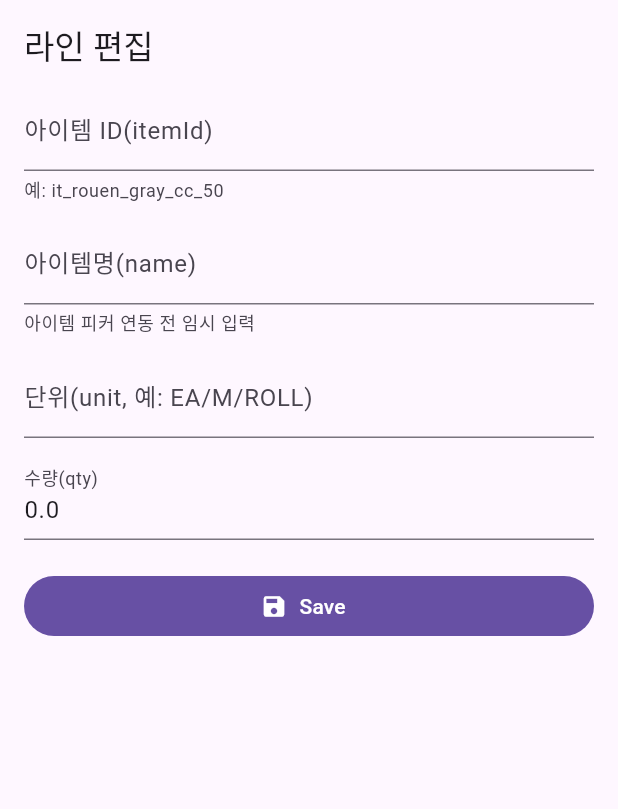
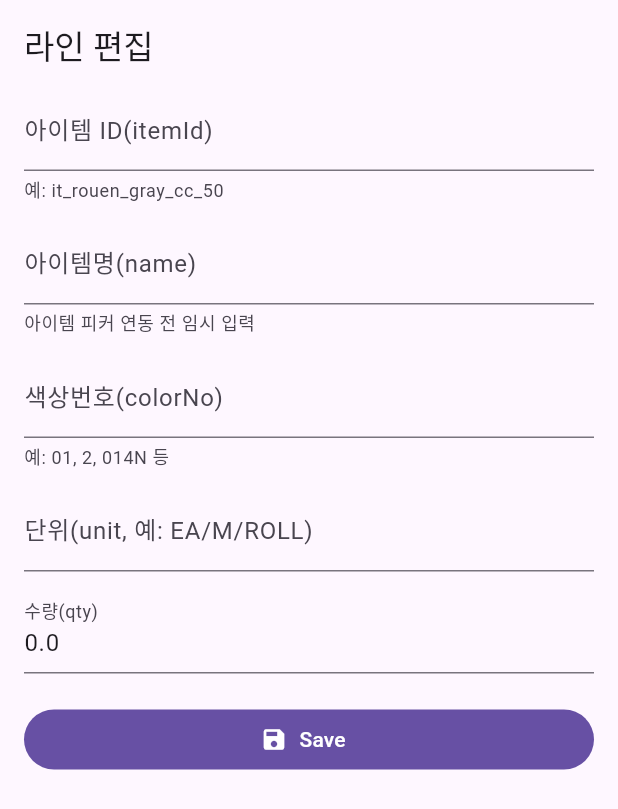
Before and after one commit to bluefoginthecup/stock_mvp_app, a Flutter app: the _EditLineSheet widget shown alone on an empty page, opened directly with empty values, on a phone screen of 412 x 824 dp. Shown: the top 809 px of the screen. Run offline on Flutter 3.47's test engine with Material 3 defaults, Android fonts, the phone set to English and light mode, and no system bars; our stand-ins replace share_plus, shared_preferences; accounts and stored records are empty; statements that could not run were skipped.

Commit message:
251107 발주서에 색상번호 추가 , 발주서 생성 스낵바에 발주서 리스트 연결.

```diff
--- a/lib/src/app.dart
+++ b/lib/src/app.dart
@@ -27,8 +27,13 @@ class StockApp extends StatelessWidget {
         create: (_) => LangController()..load(),
         child: Builder(
         builder: (context) {
+    final GlobalKey<NavigatorState> rootNavKey = GlobalKey<NavigatorState>();
+    final GlobalKey<ScaffoldMessengerState> messengerKey = GlobalKey<ScaffoldMessengerState>();
     final lang = context.watch<LangController>();
+
     return MaterialApp(
+      navigatorKey: rootNavKey,
+      scaffoldMessengerKey: messengerKey,
       locale: lang.locale,
       onGenerateTitle: (ctx) => L10n.of(ctx).app_title,
       localizationsDelegates: L10n.localizationsDelegates,
--- a/lib/src/models/cart_item.dart
+++ b/lib/src/models/cart_item.dart
@@ -6,6 +6,7 @@ class CartItem {
   final String unit;
   final double qty;
   final String supplierName; // 빈 문자열 허용
+  final String? colorNo; // NEW
 
   const CartItem({
     required this.itemId,
@@ -13,13 +14,15 @@ class CartItem {
     required this.unit,
     required this.qty,
     this.supplierName = '',
+    this.colorNo,
   });
 
-  CartItem copyWith({double? qty, String? supplierName}) => CartItem(
+  CartItem copyWith({double? qty, String? supplierName, String? colorNo,}) => CartItem(
     itemId: itemId,
     name: name,
     unit: unit,
     qty: qty ?? this.qty,
     supplierName: supplierName ?? this.supplierName,
+    colorNo: colorNo ?? this.colorNo, // NEW
   );
 }
--- a/lib/src/models/purchase_line.dart
+++ b/lib/src/models/purchase_line.dart
@@ -9,12 +9,14 @@ class PurchaseLine {
   final double qty;         // 소수 허용, 필요시 int로 바꿔도 됨
   final String? note;
   final String? memo;
+  final String? colorNo;
 
   PurchaseLine({
     required this.id,
     required this.orderId,
     required this.itemId,
     required this.name,
+    this.colorNo,
     required this.unit,
     required this.qty,
     this.note,
@@ -30,6 +32,7 @@ class PurchaseLine {
     qty: qty ?? this.qty,
     note: note ?? this.note,
     memo: memo ?? this.memo,
+    colorNo: colorNo,
   );
 
   factory PurchaseLine.fromJson(Map<String, dynamic> j) => PurchaseLine(
--- a/lib/src/screens/purchases/purchase_detail_screen.dart
+++ b/lib/src/screens/purchases/purchase_detail_screen.dart
@@ -441,6 +441,8 @@ class _EditLineSheetState extends State<_EditLineSheet> {
   late final TextEditingController nameC;
   late final TextEditingController unitC;
   late final TextEditingController qtyC;
+  final TextEditingController colorNoC = TextEditingController();
+
 
   @override
   void initState() {
@@ -450,6 +452,8 @@ class _EditLineSheetState extends State<_EditLineSheet> {
     nameC   = TextEditingController(text: i?.name ?? '');
     unitC   = TextEditingController(text: i?.unit ?? 'EA');
     qtyC    = TextEditingController(text: i?.qty.toString() ?? '1');
+    colorNoC.text = i?.colorNo ?? '';
+
   }
 
   @override
@@ -458,6 +462,7 @@ class _EditLineSheetState extends State<_EditLineSheet> {
     nameC.dispose();
     unitC.dispose();
     qtyC.dispose();
+    colorNoC.dispose(); // ✅ 추가
     super.dispose();
   }
 
@@ -502,6 +507,15 @@ class _EditLineSheetState extends State<_EditLineSheet> {
                     helperText: '아이템 피커 연동 전 임시 입력',
                   ),
                 ),
+
+                const SizedBox(height: 12),
+                TextField(
+                  controller: colorNoC,
+                  decoration: const InputDecoration(
+                    labelText: '색상번호(colorNo)',
+                    helperText: '예: 01, 2, 014N 등',
+                  ),
+                ),
                 const SizedBox(height: 12),
                 TextField(
                   controller: unitC,
@@ -528,6 +542,8 @@ class _EditLineSheetState extends State<_EditLineSheet> {
                       name: nameC.text.trim(),
                       unit: unitC.text.trim(),
                       qty: qty,
+                      colorNo: colorNoC.text.trim(),
+
                     );
 
                     Navigator.pop(context, line);
--- a/lib/src/screens/purchases/purchase_order_detail_screen.dart
+++ b/lib/src/screens/purchases/purchase_order_detail_screen.dart
@@ -41,10 +41,13 @@ class PurchaseOrderDetailScreen extends StatelessWidget {
       final name = l.displayNameWith(it);                  // 네가 쓰는 헬퍼 그대로 재사용
       final spec = '';                                     // 필요 시 it의 속성으로 채워도 됨
       final amount = 0.0;                                  // 단가*수량 계산 로직 있으면 반영
-      final memo = '';                                     // 라인에 메모가 있으면 연결
+      final memo = '';
+      final colorNo='';
+      // 라인에 메모가 있으면 연결
       return PrintLine(
         itemName: name,
         spec: spec,
+        colorNo: colorNo,
         unit: l.unit,
         qty: l.qty,
         amount: amount,
--- a/lib/src/screens/purchases/purchase_order_print_view.dart
+++ b/lib/src/screens/purchases/purchase_order_print_view.dart
@@ -6,6 +6,7 @@ import '../../models/purchase_order.dart';
 class PrintLine {
   final String itemName;
   final String spec;
+  final String colorNo;
   final String unit;
   final double qty;
   final double amount;
@@ -13,6 +14,7 @@ class PrintLine {
   const PrintLine({
     required this.itemName,
     required this.spec,
+    required this.colorNo,
     required this.unit,
     required this.qty,
     required this.amount,
@@ -150,6 +152,7 @@ class PurchaseOrderPrintView extends StatelessWidget {
       children: const [
         _Th('No.', style: head),
         _Th('품명', style: head),
+        _Th('색상코드', style: head),
         _Th('규격', style: head),
         _Th('단위', style: head),
         _Th('수량', style: head),
@@ -163,11 +166,12 @@ class PurchaseOrderPrintView extends StatelessWidget {
       columnWidths: const {
         0: FixedColumnWidth(32),
         1: FlexColumnWidth(3),
-        2: FlexColumnWidth(2),
-        3: FixedColumnWidth(44),
-        4: FixedColumnWidth(56),
-        5: FlexColumnWidth(2),
+        2: FlexColumnWidth(1.4), // 색상코드
+        3: FlexColumnWidth(2),
+        4: FixedColumnWidth(44),
+        5: FixedColumnWidth(56),
         6: FlexColumnWidth(2),
+        7: FlexColumnWidth(2),
       },
       children: [
         header,
@@ -176,6 +180,7 @@ class PurchaseOrderPrintView extends StatelessWidget {
             children: [
               _Td('${i + 1}', style: cell),
               _Td(lines[i].itemName, style: cell),
+              _Td(lines[i].colorNo, style: cell),
               _Td(lines[i].spec, style: cell),
               _Td(lines[i].unit, style: cell),
               _Td(_fmtNum(lines[i].qty), style: cell),
@@ -454,6 +459,9 @@ class PurchaseOrderPrintViewMobile extends StatelessWidget {
                   children: [
                     if (l.spec.isNotEmpty)
                       Text('규격: ${l.spec}', style: const TextStyle(fontSize: 11)),
+                    if (l.colorNo.isNotEmpty)
+                      Text('색상번호: ${l.colorNo}', style: const TextStyle(fontSize: 11)),
+
                     // Text('금액: ${_fmtMoney(l.amount)}원',
                     //     style: const TextStyle(fontSize: 11)),
                     if (l.memo.isNotEmpty)
```
Also changed, not shown: lib/src/providers/cart_manager.dart (+54 -11 lines), lib/src/screens/cart/cart_screen.dart (+22 -1 lines), lib/src/screens/orders/order_form_screen.dart (+53 -34 lines), lib/src/screens/orders/order_from_cart.dart (added, +55 -0 lines), lib/src/screens/purchases/widgets/purchase_print_action.dart (+20 -4 lines), lib/src/services/order_planning_service.dart (+25 -30 lines).
